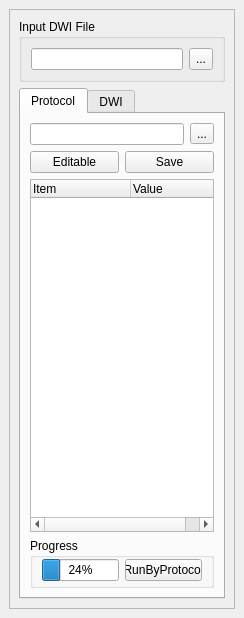
This is gui/IntensityMotionCheckPanel.ui in NIRALUser/DTIPrep as Qt 5 draws it before an edit. The edited form follows.
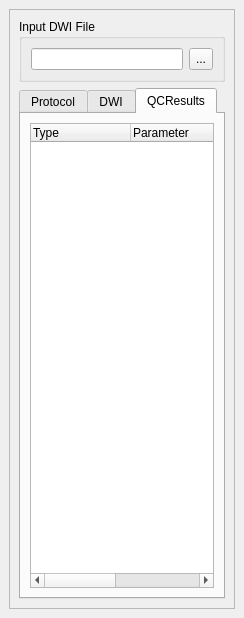
This is the edited form. The open tabs and pages were chosen to show the change.

```diff
--- a/gui/IntensityMotionCheckPanel.ui
+++ b/gui/IntensityMotionCheckPanel.ui
@@ -154,7 +154,7 @@
                    <bool>true</bool>
                   </property>
                   <property name="text" >
-                   <string>Save</string>
+                   <string>Save &amp;&amp; Update</string>
                   </property>
                   <property name="default" >
                    <bool>false</bool>
@@ -1215,6 +1215,40 @@
             </item>
            </layout>
           </widget>
+          <widget class="QWidget" name="标签页" >
+           <property name="geometry" >
+            <rect>
+             <x>0</x>
+             <y>0</y>
+             <width>200</width>
+             <height>469</height>
+            </rect>
+           </property>
+           <attribute name="title" >
+            <string>QCResults</string>
+           </attribute>
+           <layout class="QVBoxLayout" name="verticalLayout_2" >
+            <item>
+             <widget class="QTreeWidget" name="treeWidget_Results" >
+              <column>
+               <property name="text" >
+                <string>Type</string>
+               </property>
+              </column>
+              <column>
+               <property name="text" >
+                <string>Parameter</string>
+               </property>
+              </column>
+              <column>
+               <property name="text" >
+                <string>Processing</string>
+               </property>
+              </column>
+             </widget>
+            </item>
+           </layout>
+          </widget>
          </widget>
         </item>
        </layout>
```
Left out of the diff: 4 changed lines with no effect on the pictures.
